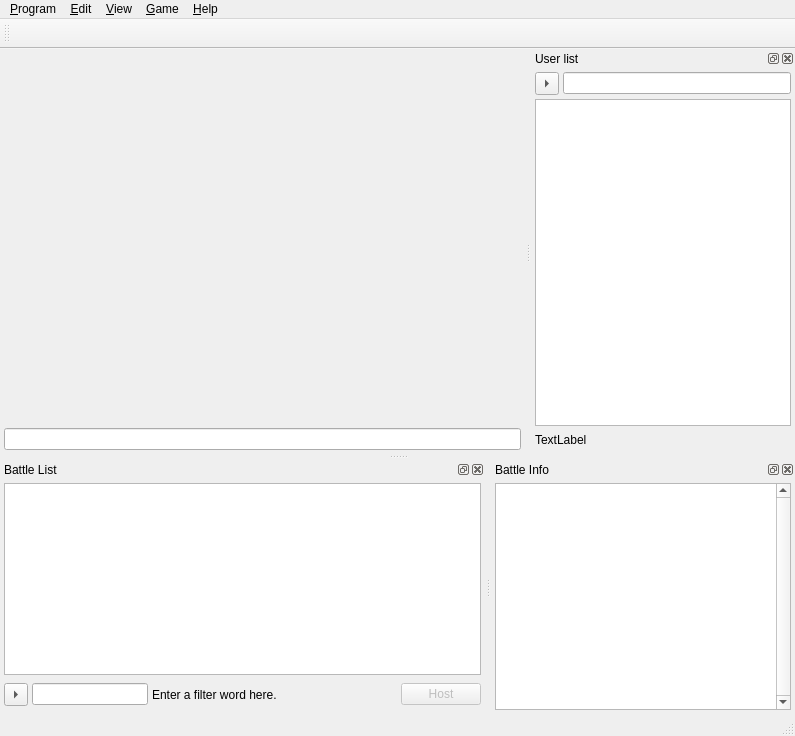
Qt form ui/mainWidget.ui (tizbac/qtlobby) before a commit.
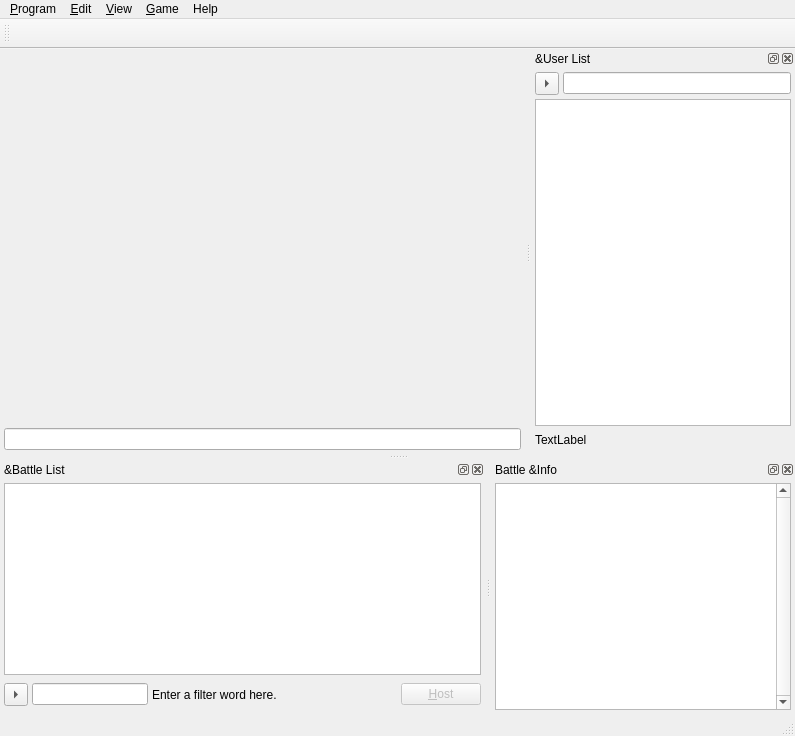
The same form after that commit. Icons and pictures are not drawn. Custom widgets are drawn as their Qt base class.

The edit to the form file:
```diff
--- a/ui/mainWidget.ui
+++ b/ui/mainWidget.ui
@@ -52,7 +52,7 @@
    </widget>
    <widget class="QMenu" name="menu_Help">
     <property name="title">
-     <string>&amp;Help</string>
+     <string>Help</string>
     </property>
     <addaction name="separator"/>
     <addaction name="action_About"/>
@@ -113,7 +113,7 @@
     <set>Qt::AllDockWidgetAreas</set>
    </property>
    <property name="windowTitle">
-    <string>User list</string>
+    <string>&amp;User List</string>
    </property>
    <attribute name="dockWidgetArea">
     <number>2</number>
@@ -217,7 +217,7 @@
     <set>Qt::AllDockWidgetAreas</set>
    </property>
    <property name="windowTitle">
-    <string>Battle List</string>
+    <string>&amp;Battle List</string>
    </property>
    <attribute name="dockWidgetArea">
     <number>8</number>
@@ -295,7 +295,7 @@
         <bool>false</bool>
        </property>
        <property name="text">
-        <string>Host</string>
+        <string>&amp;Host</string>
        </property>
       </widget>
      </item>
@@ -307,7 +307,7 @@
     <set>Qt::AllDockWidgetAreas</set>
    </property>
    <property name="windowTitle">
-    <string>Battle Info</string>
+    <string>Battle &amp;Info</string>
    </property>
    <attribute name="dockWidgetArea">
     <number>8</number>
```
Left out of the diff: 58 changed lines with no effect on the pictures.
